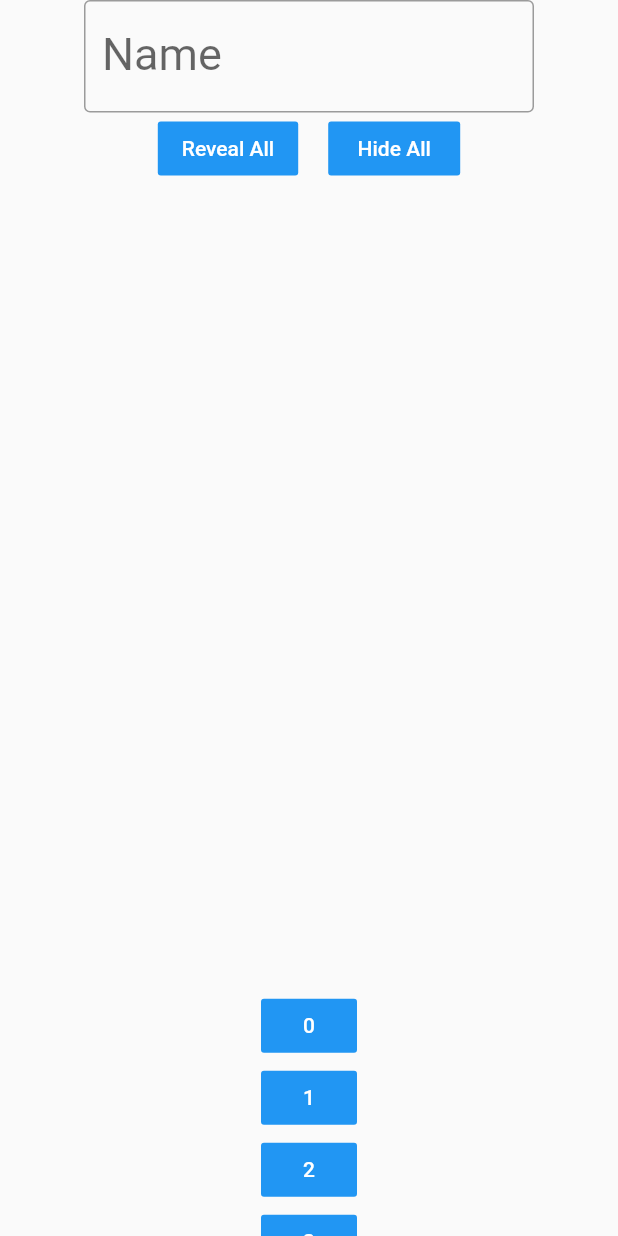
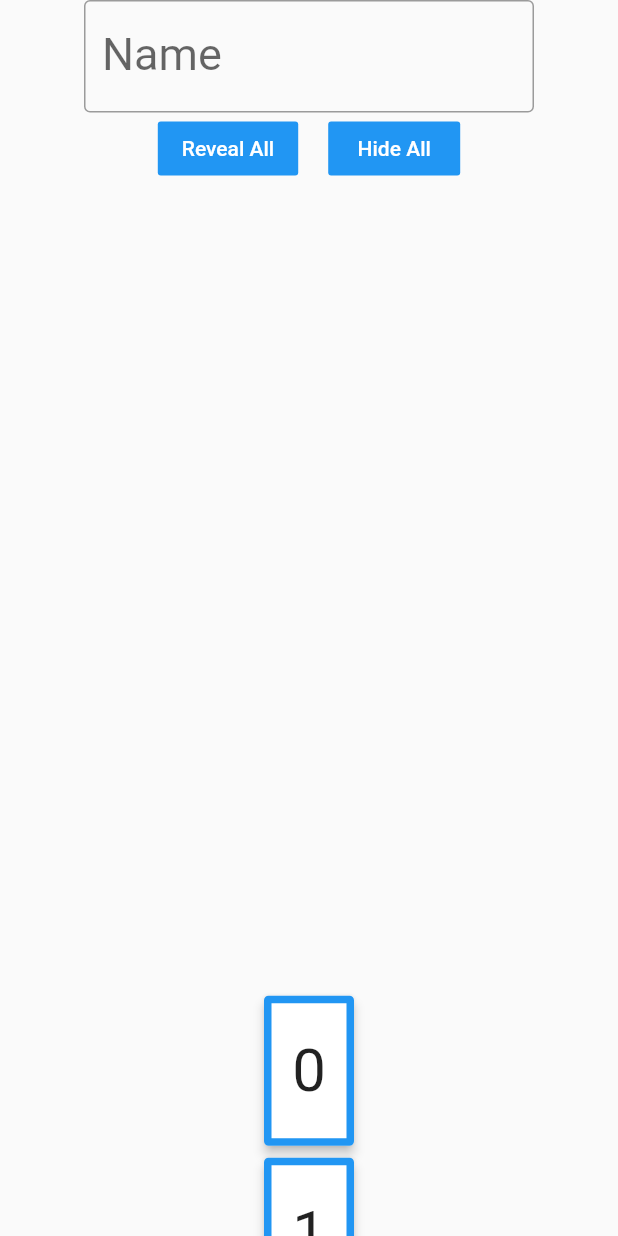
Before and after one commit to nmur/planning_poker, a Flutter app: the screen it shows after launch, on a phone screen of 412 x 824 dp. Run offline on Flutter 3.47's test engine with Material 2 defaults, Android fonts, the light colour scheme and no system bars; our stand-ins replace cloud_firestore; accounts and stored records are empty.

Commit message:
changed estimate buttons to lil cards

```diff
--- a/lib/estimation_button_bar.dart
+++ b/lib/estimation_button_bar.dart
@@ -58,17 +58,33 @@ class EstimationButtonBar extends StatelessWidget {
                   documentSnapshot.reference.delete();
                 }
               });
-          }
-        ),
+            }),
       ],
     );
   }
 
-  FlatButton buildEstimationButton({int value}) {
-    return FlatButton(
-      child: Text(value.toString()),
+  Widget buildEstimationButton({int value}) {
+    return GestureDetector(
+      child: new Card(
+        elevation: 3,
+        shape: RoundedRectangleBorder(
+          borderRadius: BorderRadius.all(Radius.circular(3)),
+          side: new BorderSide(
               color: Colors.blue,
-      onPressed: () {
+              width: 5),
+        ),
+        child: SizedBox(
+          width: 60,
+          height: 100,
+          child: Center(
+            child: Text(
+              value.toString(),
+              style: TextStyle(fontSize: 40),
+            )
+          )
+        ),
+      ),
+      onTap: () {
         Firestore.instance
             .collection('estimates')
             .document(myController.text)
```
Lines whose indentation alone changed are shown as unchanged.
